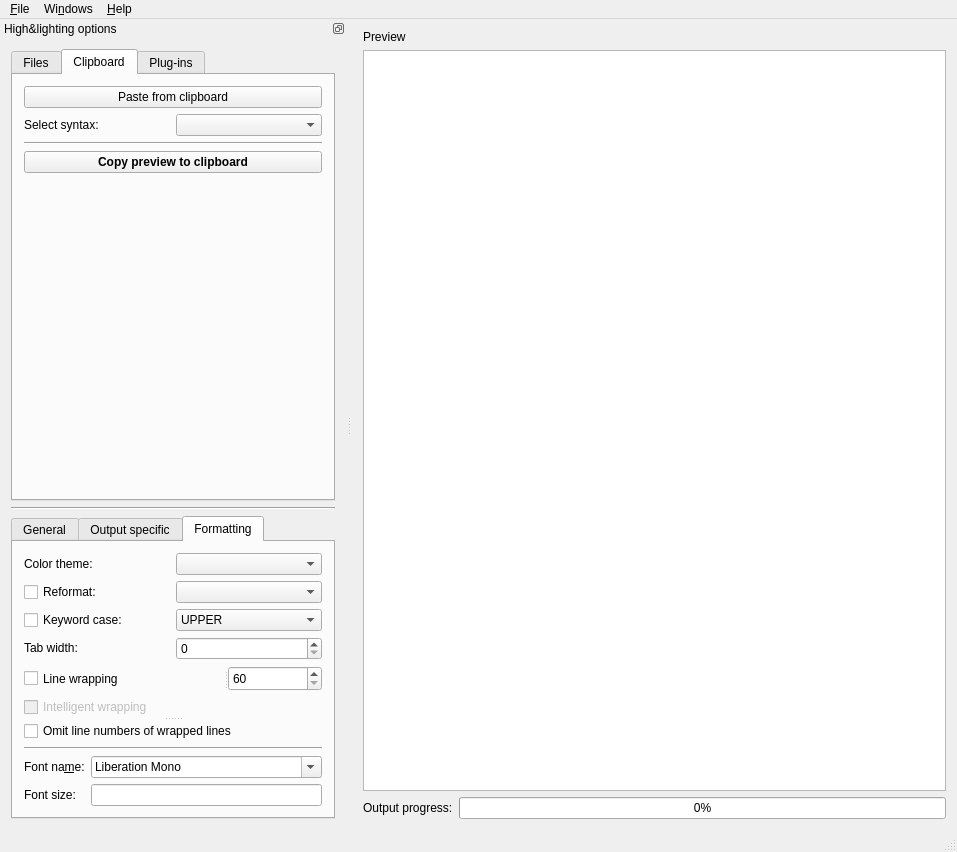
svn2github/highlight, file highlight/src/gui-qt/mainwindow.ui: the form before one commit.
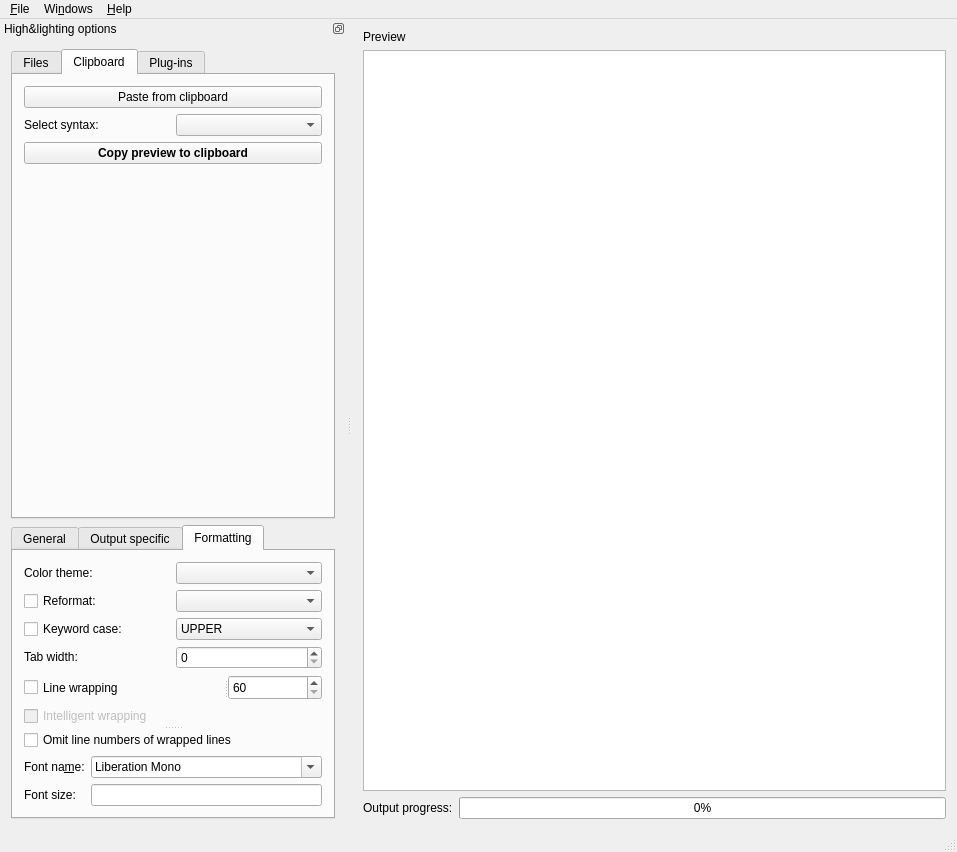
The form after the commit. The open tabs and pages were chosen to show the change. Icons and pictures are not drawn.

Patch:
```diff
--- a/highlight/src/gui-qt/mainwindow.ui
+++ b/highlight/src/gui-qt/mainwindow.ui
@@ -397,13 +397,6 @@
            </item>
           </layout>
          </item>
-         <item>
-          <widget class="Line" name="line_14">
-           <property name="orientation">
-            <enum>Qt::Horizontal</enum>
-           </property>
-          </widget>
-         </item>
          <item>
           <widget class="QPushButton" name="pbCopyToCP">
            <property name="font">
@@ -560,13 +553,6 @@
        </widget>
       </widget>
      </item>
-     <item>
-      <widget class="Line" name="line_7">
-       <property name="orientation">
-        <enum>Qt::Horizontal</enum>
-       </property>
-      </widget>
-     </item>
      <item>
       <widget class="QTabWidget" name="tabWidgetOptions">
        <property name="sizePolicy">
@@ -1886,13 +1872,6 @@
            </widget>
           </widget>
          </item>
-         <item>
-          <widget class="Line" name="line_3">
-           <property name="orientation">
-            <enum>Qt::Horizontal</enum>
-           </property>
-          </widget>
-         </item>
          <item>
           <layout class="QGridLayout" name="gridLayout_9">
            <item row="0" column="0">
```
Left out of the diff: 8 changed lines with no effect on the pictures.
